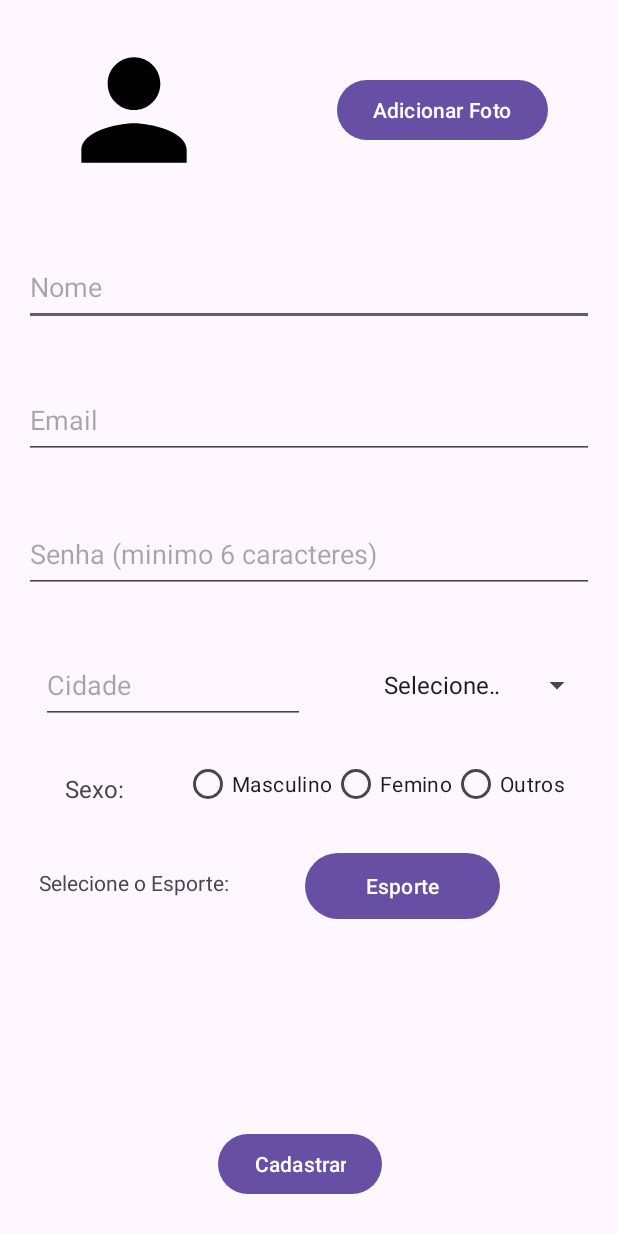
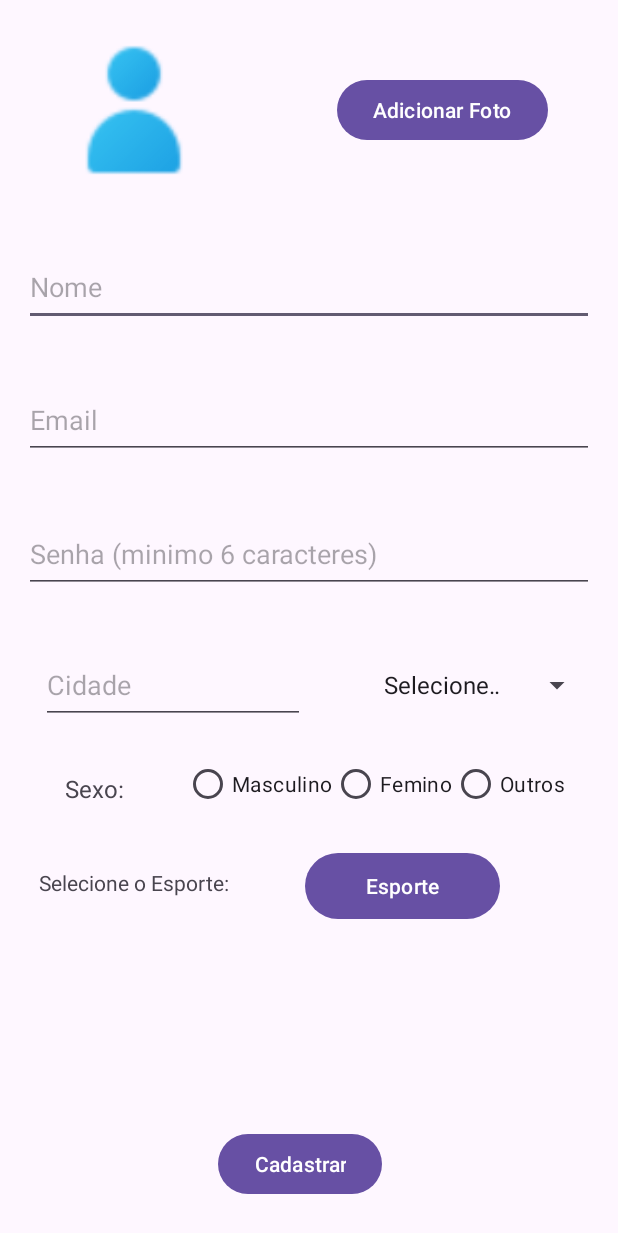
Before and after one commit to kaiqueBp/EsportConnect, an Android app: the screen it shows after launch (CadastroActivity), after a tap on "Cadastre-se", on a phone screen of 412 x 824 dp. Shown: the top 1233 px of the screen. Run offline under Robolectric (Android 15) with nearby library versions, the phone set to English and light mode, and no system bars; our stand-ins replace Firebase (no records; nobody signed in at launch, a user with empty details on screens opened directly), navigation-ui; pictures from the network do not load; 1 statement that could not run was skipped.

Commit message:
save final

```diff
--- a/app/src/main/java/com/example/esporte/view/CadastroActivity.java
+++ b/app/src/main/java/com/example/esporte/view/CadastroActivity.java
@@ -93,9 +93,10 @@ public class CadastroActivity extends AppCompatActivity implements AdapterView.O
          senha = findViewById(R.id.idSenha);
          btFoto = findViewById(R.id.btAdicionarFt);
         img = findViewById(R.id.idImg);
-        img.setImageDrawable(getResources().getDrawable(R.drawable.baseline_person_24));
+        img.setImageResource(R.drawable.usuario_padrao);
         text = findViewById(R.id.idCidade);
         spinner = findViewById(R.id.spinner);
+        usuario = new Usuarios();
         spinner.setOnItemSelectedListener(CadastroActivity.this);
         String[] estados = getResources().getStringArray(R.array.Estados);
         ArrayAdapter adapter = new ArrayAdapter(this,android.R.layout.simple_spinner_item,estados);
@@ -112,7 +113,7 @@ public class CadastroActivity extends AppCompatActivity implements AdapterView.O
          btCadastrar.setOnClickListener(new View.OnClickListener() {
              @Override
              public void onClick(View v) {
-                 String sNome = nome.getText().toString().toUpperCase();
+                 String sNome = nome.getText().toString();
                  String sEmail = email.getText().toString().toLowerCase();
                  String sSenha = senha.getText().toString();
 
--- a/app/src/main/java/com/example/esporte/view/ConversasFragment.java
+++ b/app/src/main/java/com/example/esporte/view/ConversasFragment.java
@@ -118,6 +118,7 @@ public class ConversasFragment extends Fragment {
         database.removeEventListener(childEventListener);
     }
 
+
     public void RecuperarConversas(){
         apenasConversas.clear();
         childEventListener = database.addChildEventListener(new ChildEventListener() {
@@ -131,7 +132,8 @@ public class ConversasFragment extends Fragment {
                         apenasConversas.add(conversa);
                     }
                     Listaconversa.add(conversa);
-                    adapter.notifyItemInserted(Listaconversa.size() - 1);  // Notifica apenas o item adicionado
+                    adapter.notifyDataSetChanged();
+                    adapter.notifyItemInserted(Listaconversa.size() - 1);
                 }
             }
 
--- a/app/src/main/java/com/example/esporte/view/PerfilGrupoActivity.java
+++ b/app/src/main/java/com/example/esporte/view/PerfilGrupoActivity.java
@@ -93,6 +93,7 @@ public class PerfilGrupoActivity extends AppCompatActivity {
                             grupo.setNome(titulo.getText().toString());
                             Atualizar();
                             finish();
+
                         })
                         .setNegativeButton("Cancelar", (dialog, which) -> dialog.dismiss())
                         .show();
--- a/app/src/main/java/com/example/esporte/view/PrincipalFragment.java
+++ b/app/src/main/java/com/example/esporte/view/PrincipalFragment.java
@@ -122,7 +122,7 @@ public class PrincipalFragment extends Fragment {
         if(auth.getCurrentUser() == null){
             Intent intent = new Intent(getActivity(), MainActivity.class);
             startActivity(intent);
-            //finish();
+            getActivity().finish();
         }
         FirebaseUser use = auth.getCurrentUser();
         if(!use.isEmailVerified()){
@@ -130,7 +130,6 @@ public class PrincipalFragment extends Fragment {
             startActivity(intent);
             getActivity().finish();
         }
-
     }
     private void loadEsportes(final Callback callback) {
         DatabaseReference database = ConfiguracaoFirebase.getFirebase();
```
Also changed, not shown: app/src/main/java/com/example/esporte/view/ChatActivity.java (+20 -22 lines).
